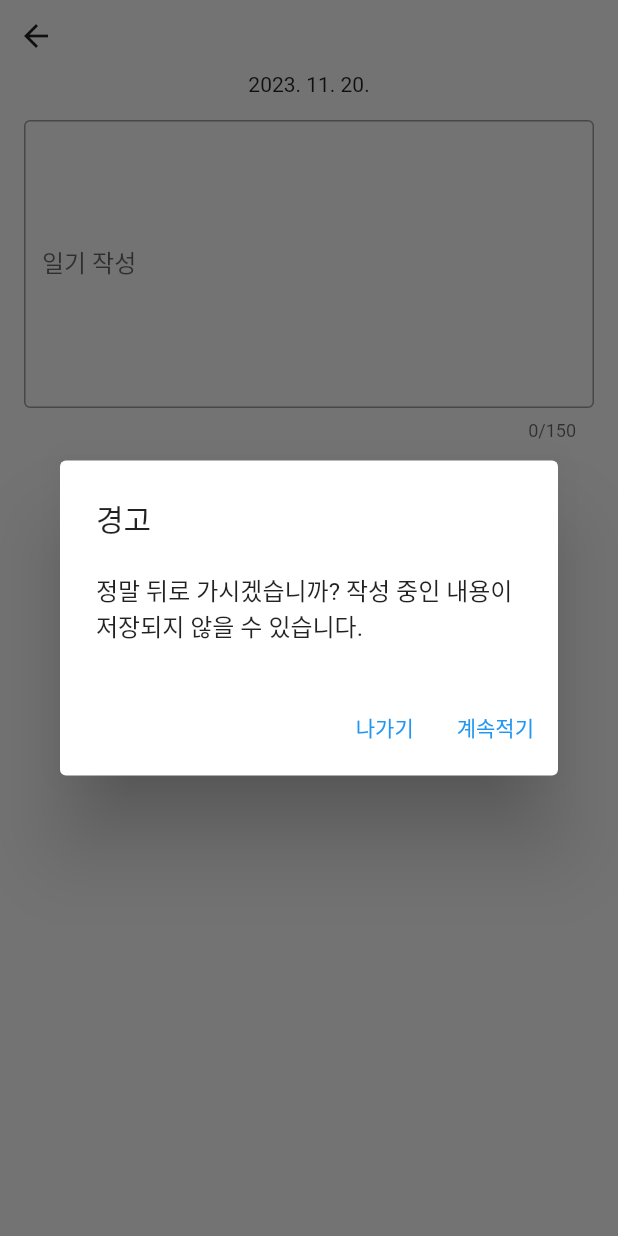
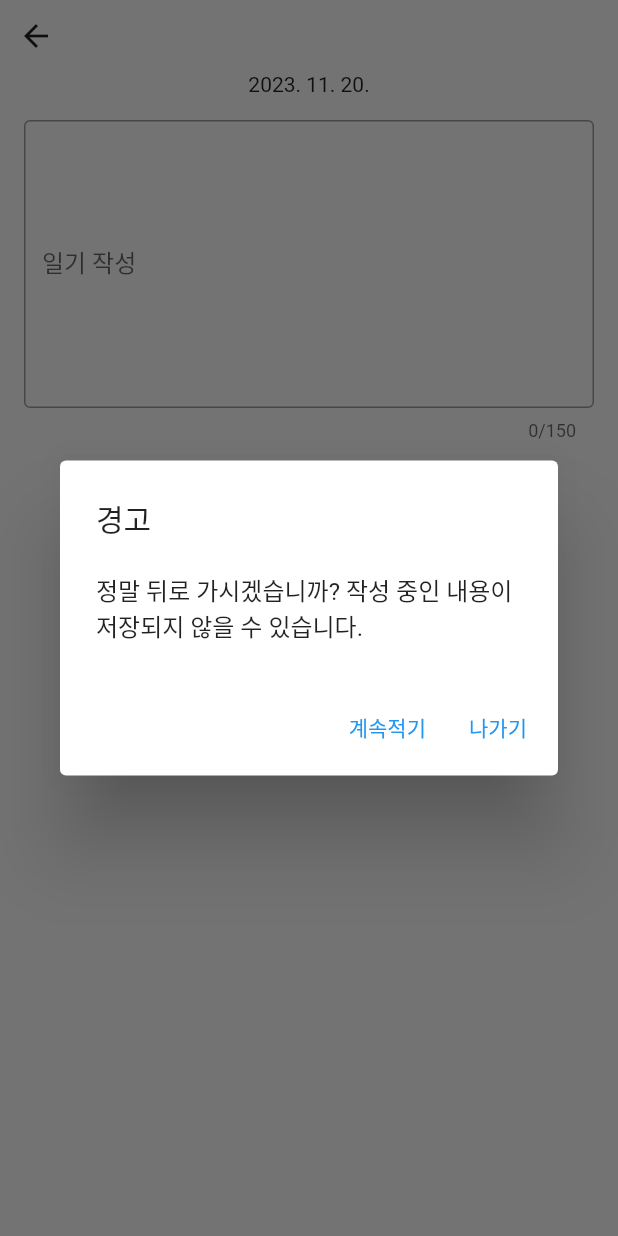
Before and after one commit to Sieun-Github/mydiary, a Flutter app: the Diary screen opened by its route, after a tap on the "arrow back" icon, on a phone screen of 412 x 824 dp. Run offline on Flutter 3.47's test engine with Material 2 defaults, Android fonts, the phone set to English and light mode, and no system bars; our stand-ins replace go_router, table_calendar.

Commit message:
diary 날짜 수정

```diff
--- a/lib/src/diary.dart
+++ b/lib/src/diary.dart
@@ -1,6 +1,7 @@
 import 'package:flutter/material.dart';
 import 'package:go_router/go_router.dart';
 import 'package:intl/intl.dart';
+import 'home.dart';
 
 class Diary extends StatefulWidget {
   const Diary({Key? key}) : super(key: key);
@@ -13,7 +14,7 @@ class _DiaryState extends State<Diary> {
   final TextEditingController _textEditingController = TextEditingController();
   @override
   Widget build(BuildContext context) {
-    String formattedDate = DateFormat('yyyy. MM. dd.').format(DateTime.now());
+    String formattedDate = DateFormat('yyyy. MM. dd.').format(day);
     return Scaffold(
       body: Center(
         child: Column(
@@ -24,7 +25,6 @@ class _DiaryState extends State<Diary> {
                 icon: const Icon(Icons.arrow_back),
                 onPressed: () {
                   _showAlertDialog();
-                  //GoRouter.of(context).go('/');
                 },
               ),
             ),
@@ -66,13 +66,13 @@ class _DiaryState extends State<Diary> {
               onPressed: () {
                 Navigator.of(context).pop(); // Close the alert dialog
               },
-              child: const Text('나가기'),
+              child: const Text('계속적기'),
             ),
             TextButton(
               onPressed: () {
                 GoRouter.of(context).go('/'); // Navigate back to the home page
               },
-              child: const Text('계속적기'),
+              child: const Text('나가기'),
             ),
           ],
         );
--- a/lib/src/home.dart
+++ b/lib/src/home.dart
@@ -3,8 +3,9 @@ import 'package:go_router/go_router.dart';
 import 'package:table_calendar/table_calendar.dart';
 import 'package:intl/intl.dart';
 
+DateTime day = DateTime.now();
+
 class Home extends StatelessWidget {
-  // const Home({super.key});
   const Home({Key? key}) : super(key: key);
 
   @override
@@ -55,8 +56,8 @@ class _MyHomePageState extends State<MyHomePage> {
                   setState(() {
                     this.selectedDay = selectedDay;
                     this.focusedDay = focusedDay;
+                    day = selectedDay;
                   });
-                  // 추가
                   GoRouter.of(context).go('/diary');
                 },
                 selectedDayPredicate: (DateTime day) {
```
